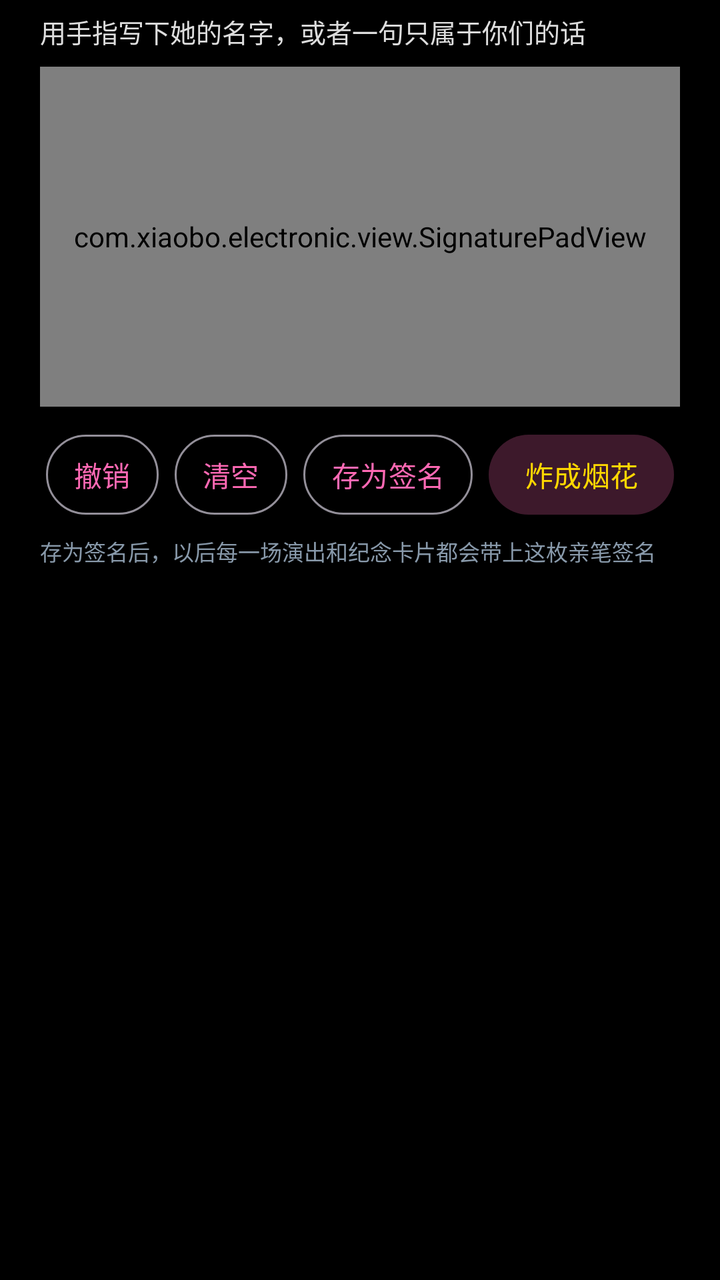
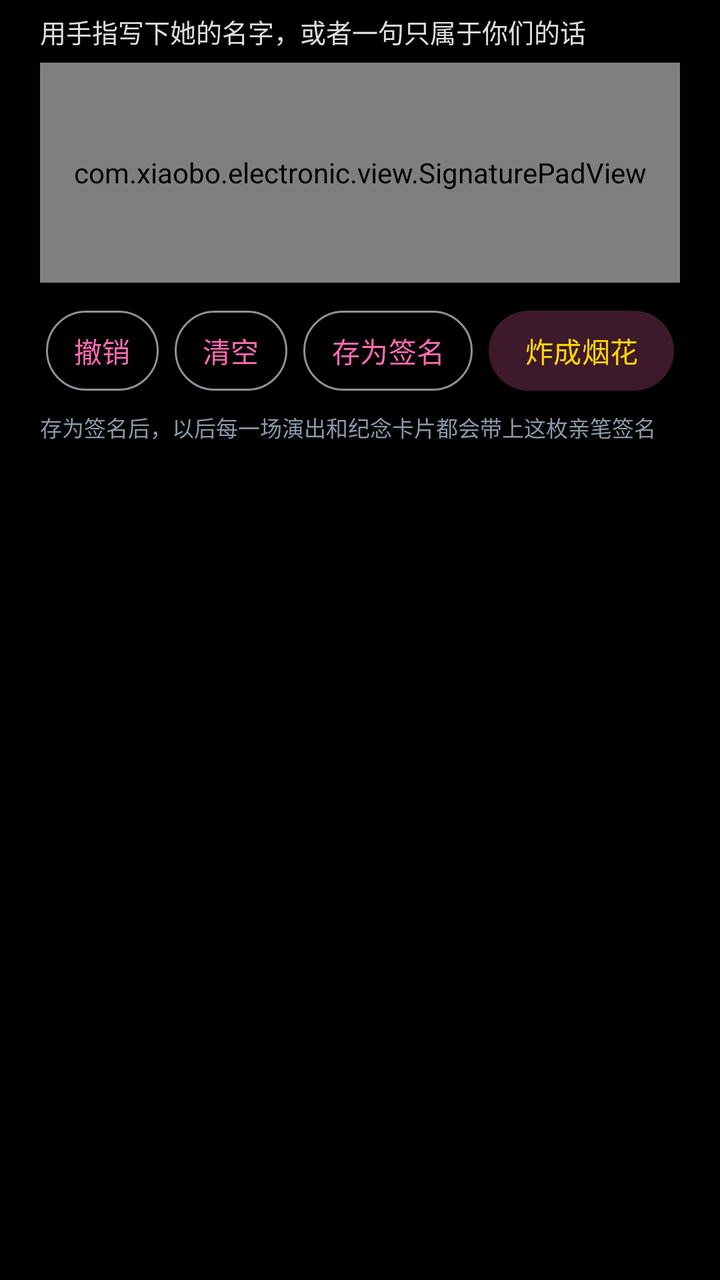

Screens rendered from an Android XML layout before and after an edit, with the pre-edit source and the edit as a unified diff.
<!-- AndroidManifest.xml: application theme Theme.Electronic -->
<!-- res/layout/dialog_signature.xml -->
<?xml version="1.0" encoding="utf-8"?>
<LinearLayout xmlns:android="http://schemas.android.com/apk/res/android"
    android:layout_width="match_parent"
    android:layout_height="wrap_content"
    android:orientation="vertical"
    android:paddingHorizontal="20dp"
    android:paddingTop="6dp"
    android:paddingBottom="4dp">

    <TextView
        android:layout_width="match_parent"
        android:layout_height="wrap_content"
        android:text="用手指写下她的名字，或者一句只属于你们的话"
        android:textColor="#DDDDDD"
        android:textSize="13sp" />

    <com.xiaobo.electronic.view.SignaturePadView
        android:id="@+id/pad"
        android:layout_width="match_parent"
        android:layout_height="170dp"
        android:layout_marginTop="8dp"
        android:background="@drawable/bg_signature_pad" />

    <LinearLayout
        android:layout_width="match_parent"
        android:layout_height="wrap_content"
        android:layout_marginTop="10dp"
        android:gravity="center"
        android:orientation="horizontal">

        <com.google.android.material.button.MaterialButton
            android:id="@+id/btn_undo"
            style="@style/Widget.Material3.Button.OutlinedButton"
            android:layout_width="wrap_content"
            android:layout_height="wrap_content"
            android:minWidth="0dp"
            android:paddingHorizontal="14dp"
            android:text="撤销" />

        <com.google.android.material.button.MaterialButton
            android:id="@+id/btn_clear"
            style="@style/Widget.Material3.Button.OutlinedButton"
            android:layout_width="wrap_content"
            android:layout_height="wrap_content"
            android:layout_marginStart="8dp"
            android:minWidth="0dp"
            android:paddingHorizontal="14dp"
            android:text="清空" />

        <com.google.android.material.button.MaterialButton
            android:id="@+id/btn_save"
            style="@style/Widget.Material3.Button.OutlinedButton"
            android:layout_width="wrap_content"
            android:layout_height="wrap_content"
            android:layout_marginStart="8dp"
            android:minWidth="0dp"
            android:paddingHorizontal="14dp"
            android:text="存为签名" />

        <com.google.android.material.button.MaterialButton
            android:id="@+id/btn_bloom"
            style="@style/Widget.Material3.Button.TonalButton"
            android:layout_width="wrap_content"
            android:layout_height="wrap_content"
            android:layout_marginStart="8dp"
            android:minWidth="0dp"
            android:paddingHorizontal="18dp"
            android:text="炸成烟花" />
    </LinearLayout>

    <TextView
        android:layout_width="match_parent"
        android:layout_height="wrap_content"
        android:layout_marginTop="6dp"
        android:text="存为签名后，以后每一场演出和纪念卡片都会带上这枚亲笔签名"
        android:textColor="#8899AA"
        android:textSize="11sp" />
</LinearLayout>
<!-- resources referenced by this layout -->
<resources>
  <!-- drawable bg_signature_pad (drawable) -->
  <?xml version="1.0" encoding="utf-8"?>
  <shape xmlns:android="http://schemas.android.com/apk/res/android"
      android:shape="rectangle">
      <solid android:color="#16FFFFFF" />
      <stroke
          android:width="1dp"
          android:color="#3DFFD700" />
      <corners android:radius="16dp" />
  </shape>
  <style name="Theme.Electronic" parent="Base.Theme.Electronic" />
  <style name="Base.Theme.Electronic" parent="Theme.Material3.Dark.NoActionBar">
          
          <item name="android:windowBackground">@android:color/black</item>
  
          
          <item name="colorPrimary">@color/romantic_pink</item>
          <item name="colorOnPrimary">@color/white</item>
          <item name="colorSecondary">@color/gold</item>
          <item name="colorOnSecondary">@color/black</item>
          <item name="colorSecondaryContainer">#3DFF69B4</item>
          <item name="colorOnSecondaryContainer">@color/gold</item>
          
          <item name="colorControlActivated">@color/romantic_pink</item>
          <item name="colorControlNormal">@color/text_secondary</item>
  
          
          <item name="android:statusBarColor">@android:color/transparent</item>
          <item name="android:navigationBarColor">@android:color/transparent</item>
          <item name="android:windowLightStatusBar">false</item>
  
          
          <item name="materialAlertDialogTheme">@style/RomanticDialog</item>
      </style>
  <color name="romantic_pink">#FFFF69B4</color>
  <color name="white">#FFFFFFFF</color>
  <color name="gold">#FFFFD700</color>
  <color name="black">#FF000000</color>
  <color name="text_secondary">#B3FFFFFF</color>
  <style name="RomanticDialog" parent="ThemeOverlay.Material3.MaterialAlertDialog">
          <item name="shapeAppearanceOverlay">@style/RomanticDialogShape</item>
      </style>
  <style name="RomanticDialogShape" parent="">
          <item name="cornerFamily">rounded</item>
          <item name="cornerSize">20dp</item>
      </style>
</resources>

<!-- the commit's change to res/layout/dialog_signature.xml (unified diff, before → after) -->
@@ -17,8 +17,8 @@
     <com.xiaobo.electronic.view.SignaturePadView
         android:id="@+id/pad"
         android:layout_width="match_parent"
-        android:layout_height="170dp"
-        android:layout_marginTop="8dp"
+        android:layout_height="110dp"
+        android:layout_marginTop="6dp"
         android:background="@drawable/bg_signature_pad" />
 
     <LinearLayout
